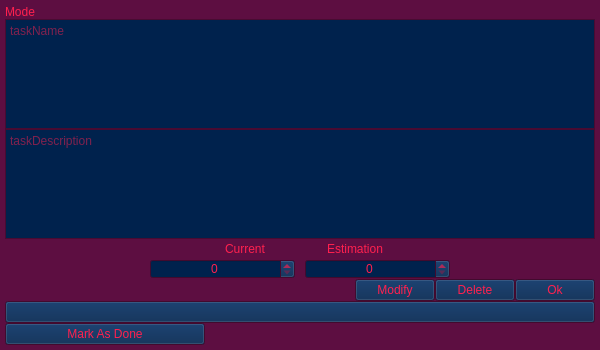
TheVipek/PomoPeak, file PomoPeak/ui/taskQT.ui: the form before one commit.
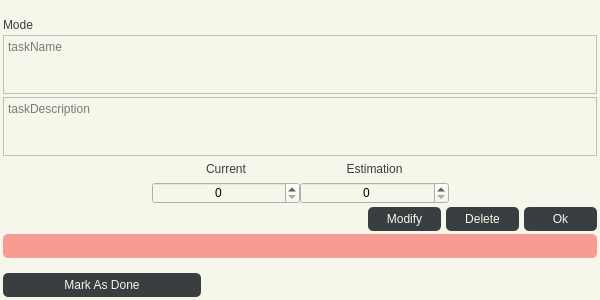
The form after the commit.

```diff
--- a/PomoPeak/ui/taskQT.ui
+++ b/PomoPeak/ui/taskQT.ui
@@ -2,627 +2,96 @@
 <ui version="4.0">
  <class>taskQT</class>
  <widget class="QWidget" name="taskQT">
+  <property name="enabled">
+   <bool>true</bool>
+  </property>
   <property name="geometry">
    <rect>
     <x>0</x>
     <y>0</y>
     <width>600</width>
-    <height>350</height>
+    <height>300</height>
    </rect>
   </property>
   <property name="sizePolicy">
-   <sizepolicy hsizetype="Expanding" vsizetype="Expanding">
+   <sizepolicy hsizetype="Preferred" vsizetype="Preferred">
     <horstretch>0</horstretch>
     <verstretch>0</verstretch>
    </sizepolicy>
   </property>
   <property name="maximumSize">
    <size>
-    <width>10000</width>
-    <height>10000</height>
+    <width>16777215</width>
+    <height>300</height>
    </size>
   </property>
-  <property name="palette">
-   <palette>
-    <active>
-     <colorrole role="WindowText">
-      <brush brushstyle="SolidPattern">
-       <color alpha="255">
-        <red>255</red>
-        <green>32</green>
-        <blue>78</blue>
-       </color>
-      </brush>
-     </colorrole>
-     <colorrole role="Button">
-      <brush brushstyle="SolidPattern">
-       <color alpha="255">
-        <red>0</red>
-        <green>34</green>
-        <blue>77</blue>
-       </color>
-      </brush>
-     </colorrole>
-     <colorrole role="Light">
-      <brush brushstyle="SolidPattern">
-       <color alpha="255">
-        <red>234</red>
-        <green>234</green>
-        <blue>234</blue>
-       </color>
-      </brush>
-     </colorrole>
-     <colorrole role="Midlight">
-      <brush brushstyle="SolidPattern">
-       <color alpha="255">
-        <red>234</red>
-        <green>234</green>
-        <blue>234</blue>
-       </color>
-      </brush>
-     </colorrole>
-     <colorrole role="Dark">
-      <brush brushstyle="SolidPattern">
-       <color alpha="255">
-        <red>234</red>
-        <green>234</green>
-        <blue>234</blue>
-       </color>
-      </brush>
-     </colorrole>
-     <colorrole role="Mid">
-      <brush brushstyle="SolidPattern">
-       <color alpha="255">
-        <red>234</red>
-        <green>234</green>
-        <blue>234</blue>
-       </color>
-      </brush>
-     </colorrole>
-     <colorrole role="Text">
-      <brush brushstyle="SolidPattern">
-       <color alpha="255">
-        <red>255</red>
-        <green>32</green>
-        <blue>78</blue>
-       </color>
-      </brush>
-     </colorrole>
-     <colorrole role="BrightText">
-      <brush brushstyle="SolidPattern">
-       <color alpha="255">
-        <red>255</red>
-        <green>32</green>
-        <blue>78</blue>
-       </color>
-      </brush>
-     </colorrole>
-     <colorrole role="ButtonText">
-      <brush brushstyle="SolidPattern">
-       <color alpha="255">
-        <red>255</red>
-        <green>32</green>
-        <blue>78</blue>
-       </color>
-      </brush>
-     </colorrole>
-     <colorrole role="Base">
-      <brush brushstyle="SolidPattern">
-       <color alpha="255">
-        <red>0</red>
-        <green>34</green>
-        <blue>77</blue>
-       </color>
-      </brush>
-     </colorrole>
-     <colorrole role="Window">
-      <brush brushstyle="SolidPattern">
-       <color alpha="255">
-        <red>93</red>
-        <green>14</green>
-        <blue>65</blue>
-       </color>
-      </brush>
-     </colorrole>
-     <colorrole role="Shadow">
-      <brush brushstyle="SolidPattern">
-       <color alpha="255">
-        <red>77</red>
-        <green>12</green>
-        <blue>54</blue>
-       </color>
-      </brush>
-     </colorrole>
-     <colorrole role="Highlight">
-      <brush brushstyle="SolidPattern">
-       <color alpha="255">
-        <red>0</red>
-        <green>24</green>
-        <blue>53</blue>
-       </color>
-      </brush>
-     </colorrole>
-     <colorrole role="HighlightedText">
-      <brush brushstyle="SolidPattern">
-       <color alpha="255">
-        <red>255</red>
-        <green>32</green>
-        <blue>78</blue>
-       </color>
-      </brush>
-     </colorrole>
-     <colorrole role="Link">
-      <brush brushstyle="SolidPattern">
-       <color alpha="255">
-        <red>255</red>
-        <green>32</green>
-        <blue>78</blue>
-       </color>
-      </brush>
-     </colorrole>
-     <colorrole role="LinkVisited">
-      <brush brushstyle="SolidPattern">
-       <color alpha="255">
-        <red>177</red>
-        <green>22</green>
-        <blue>54</blue>
-       </color>
-      </brush>
-     </colorrole>
-     <colorrole role="AlternateBase">
-      <brush brushstyle="SolidPattern">
-       <color alpha="255">
-        <red>0</red>
-        <green>34</green>
-        <blue>77</blue>
-       </color>
-      </brush>
-     </colorrole>
-     <colorrole role="ToolTipBase">
-      <brush brushstyle="SolidPattern">
-       <color alpha="255">
-        <red>255</red>
-        <green>32</green>
-        <blue>78</blue>
-       </color>
-      </brush>
-     </colorrole>
-     <colorrole role="ToolTipText">
-      <brush brushstyle="SolidPattern">
-       <color alpha="255">
-        <red>255</red>
-        <green>32</green>
-        <blue>78</blue>
-       </color>
-      </brush>
-     </colorrole>
-     <colorrole role="PlaceholderText">
-      <brush brushstyle="SolidPattern">
-       <color alpha="128">
-        <red>255</red>
-        <green>32</green>
-        <blue>78</blue>
-       </color>
-      </brush>
-     </colorrole>
-     <colorrole role="Accent">
-      <brush brushstyle="SolidPattern">
-       <color alpha="255">
-        <red>93</red>
-        <green>14</green>
-        <blue>65</blue>
-       </color>
-      </brush>
-     </colorrole>
-    </active>
-    <inactive>
-     <colorrole role="WindowText">
-      <brush brushstyle="SolidPattern">
-       <color alpha="255">
-        <red>255</red>
-        <green>32</green>
-        <blue>78</blue>
-       </color>
-      </brush>
-     </colorrole>
-     <colorrole role="Button">
-      <brush brushstyle="SolidPattern">
-       <color alpha="255">
-        <red>0</red>
-        <green>34</green>
-        <blue>77</blue>
-       </color>
-      </brush>
-     </colorrole>
-     <colorrole role="Light">
-      <brush brushstyle="SolidPattern">
-       <color alpha="255">
-        <red>234</red>
-        <green>234</green>
-        <blue>234</blue>
-       </color>
-      </brush>
-     </colorrole>
-     <colorrole role="Midlight">
-      <brush brushstyle="SolidPattern">
-       <color alpha="255">
-        <red>234</red>
-        <green>234</green>
-        <blue>234</blue>
-       </color>
-      </brush>
-     </colorrole>
-     <colorrole role="Dark">
-      <brush brushstyle="SolidPattern">
-       <color alpha="255">
-        <red>234</red>
-        <green>234</green>
-        <blue>234</blue>
-       </color>
-      </brush>
-     </colorrole>
-     <colorrole role="Mid">
-      <brush brushstyle="SolidPattern">
-       <color alpha="255">
-        <red>234</red>
-        <green>234</green>
-        <blue>234</blue>
-       </color>
-      </brush>
-     </colorrole>
-     <colorrole role="Text">
-      <brush brushstyle="SolidPattern">
-       <color alpha="255">
-        <red>255</red>
-        <green>32</green>
-        <blue>78</blue>
-       </color>
-      </brush>
-     </colorrole>
-     <colorrole role="BrightText">
-      <brush brushstyle="SolidPattern">
-       <color alpha="255">
-        <red>255</red>
-        <green>32</green>
-        <blue>78</blue>
-       </color>
-      </brush>
-     </colorrole>
-     <colorrole role="ButtonText">
-      <brush brushstyle="SolidPattern">
-       <color alpha="255">
-        <red>255</red>
-        <green>32</green>
-        <blue>78</blue>
-       </color>
-      </brush>
-     </colorrole>
-     <colorrole role="Base">
-      <brush brushstyle="SolidPattern">
-       <color alpha="255">
-        <red>0</red>
-        <green>34</green>
-        <blue>77</blue>
-       </color>
-      </brush>
-     </colorrole>
-     <colorrole role="Window">
-      <brush brushstyle="SolidPattern">
-       <color alpha="255">
-        <red>93</red>
-        <green>14</green>
-        <blue>65</blue>
-       </color>
-      </brush>
-     </colorrole>
-     <colorrole role="Shadow">
-      <brush brushstyle="SolidPattern">
-       <color alpha="255">
-        <red>77</red>
-        <green>12</green>
-        <blue>54</blue>
-       </color>
-      </brush>
-     </colorrole>
-     <colorrole role="Highlight">
-      <brush brushstyle="SolidPattern">
-       <color alpha="255">
-        <red>0</red>
-        <green>24</green>
-        <blue>53</blue>
-       </color>
-      </brush>
-     </colorrole>
-     <colorrole role="HighlightedText">
-      <brush brushstyle="SolidPattern">
-       <color alpha="255">
-        <red>255</red>
-        <green>32</green>
-        <blue>78</blue>
-       </color>
-      </brush>
-     </colorrole>
-     <colorrole role="Link">
-      <brush brushstyle="SolidPattern">
-       <color alpha="255">
-        <red>255</red>
-        <green>32</green>
-        <blue>78</blue>
-       </color>
-      </brush>
-     </colorrole>
-     <colorrole role="LinkVisited">
-      <brush brushstyle="SolidPattern">
-       <color alpha="255">
-        <red>177</red>
-        <green>22</green>
-        <blue>54</blue>
-       </color>
-      </brush>
-     </colorrole>
-     <colorrole role="AlternateBase">
-      <brush brushstyle="SolidPattern">
-       <color alpha="255">
-        <red>0</red>
-        <green>34</green>
-        <blue>77</blue>
-       </color>
-      </brush>
-     </colorrole>
-     <colorrole role="ToolTipBase">
-      <brush brushstyle="SolidPattern">
-       <color alpha="255">
-        <red>255</red>
-        <green>32</green>
-        <blue>78</blue>
-       </color>
-      </brush>
-     </colorrole>
-     <colorrole role="ToolTipText">
-      <brush brushstyle="SolidPattern">
-       <color alpha="255">
-        <red>255</red>
-        <green>32</green>
-        <blue>78</blue>
-       </color>
-      </brush>
-     </colorrole>
-     <colorrole role="PlaceholderText">
-      <brush brushstyle="SolidPattern">
-       <color alpha="128">
-        <red>255</red>
-        <green>32</green>
-        <blue>78</blue>
-       </color>
-      </brush>
-     </colorrole>
-     <colorrole role="Accent">
-      <brush brushstyle="SolidPattern">
-       <color alpha="255">
-        <red>93</red>
-        <green>14</green>
-        <blue>65</blue>
-       </color>
-      </brush>
-     </colorrole>
-    </inactive>
-    <disabled>
-     <colorrole role="WindowText">
-      <brush brushstyle="SolidPattern">
-       <color alpha="255">
-        <red>255</red>
-        <green>32</green>
-        <blue>78</blue>
-       </color>
-      </brush>
-     </colorrole>
-     <colorrole role="Button">
-      <brush brushstyle="SolidPattern">
-       <color alpha="255">
-        <red>0</red>
-        <green>34</green>
-        <blue>77</blue>
-       </color>
-      </brush>
-     </colorrole>
-     <colorrole role="Light">
-      <brush brushstyle="SolidPattern">
-       <color alpha="255">
-        <red>234</red>
-        <green>234</green>
-        <blue>234</blue>
-       </color>
-      </brush>
-     </colorrole>
-     <colorrole role="Midlight">
-      <brush brushstyle="SolidPattern">
-       <color alpha="255">
-        <red>234</red>
-        <green>234</green>
-        <blue>234</blue>
-       </color>
-      </brush>
-     </colorrole>
-     <colorrole role="Dark">
-      <brush brushstyle="SolidPattern">
-       <color alpha="255">
-        <red>234</red>
-        <green>234</green>
-        <blue>234</blue>
-       </color>
-      </brush>
-     </colorrole>
-     <colorrole role="Mid">
-      <brush brushstyle="SolidPattern">
-       <color alpha="255">
-        <red>234</red>
-        <green>234</green>
-        <blue>234</blue>
-       </color>
-      </brush>
-     </colorrole>
-     <colorrole role="Text">
-      <brush brushstyle="SolidPattern">
-       <color alpha="255">
-        <red>255</red>
-        <green>32</green>
-        <blue>78</blue>
-       </color>
-      </brush>
-     </colorrole>
-     <colorrole role="BrightText">
-      <brush brushstyle="SolidPattern">
-       <color alpha="255">
-        <red>255</red>
-        <green>32</green>
-        <blue>78</blue>
-       </color>
-      </brush>
-     </colorrole>
-     <colorrole role="ButtonText">
-      <brush brushstyle="SolidPattern">
-       <color alpha="255">
-        <red>255</red>
-        <green>32</green>
-        <blue>78</blue>
-       </color>
-      </brush>
-     </colorrole>
-     <colorrole role="Base">
-      <brush brushstyle="SolidPattern">
-       <color alpha="255">
-        <red>0</red>
-        <green>34</green>
-        <blue>77</blue>
-       </color>
-      </brush>
-     </colorrole>
-     <colorrole role="Window">
-      <brush brushstyle="SolidPattern">
-       <color alpha="255">
-        <red>93</red>
-        <green>14</green>
-        <blue>65</blue>
-       </color>
-      </brush>
-     </colorrole>
-     <colorrole role="Shadow">
-      <brush brushstyle="SolidPattern">
-       <color alpha="255">
-        <red>77</red>
-        <green>12</green>
-        <blue>54</blue>
-       </color>
-      </brush>
-     </colorrole>
-     <colorrole role="Highlight">
-      <brush brushstyle="SolidPattern">
-       <color alpha="255">
-        <red>0</red>
-        <green>24</green>
-        <blue>53</blue>
-       </color>
-      </brush>
-     </colorrole>
-     <colorrole role="HighlightedText">
-      <brush brushstyle="SolidPattern">
-       <color alpha="255">
-        <red>255</red>
-        <green>32</green>
-        <blue>78</blue>
-       </color>
-      </brush>
-     </colorrole>
-     <colorrole role="Link">
-      <brush brushstyle="SolidPattern">
-       <color alpha="255">
-        <red>255</red>
-        <green>32</green>
-        <blue>78</blue>
-       </color>
-      </brush>
-     </colorrole>
-     <colorrole role="LinkVisited">
-      <brush brushstyle="SolidPattern">
-       <color alpha="255">
-        <red>177</red>
-        <green>22</green>
-        <blue>54</blue>
-       </color>
-      </brush>
-     </colorrole>
-     <colorrole role="AlternateBase">
-      <brush brushstyle="SolidPattern">
-       <color alpha="255">
-        <red>0</red>
-        <green>34</green>
-        <blue>77</blue>
-       </color>
-      </brush>
-     </colorrole>
-     <colorrole role="ToolTipBase">
-      <brush brushstyle="SolidPattern">
-       <color alpha="255">
-        <red>255</red>
-        <green>32</green>
-        <blue>78</blue>
-       </color>
-      </brush>
-     </colorrole>
-     <colorrole role="ToolTipText">
-      <brush brushstyle="SolidPattern">
-       <color alpha="255">
-        <red>255</red>
-        <green>32</green>
-        <blue>78</blue>
-       </color>
-      </brush>
-     </colorrole>
-     <colorrole role="PlaceholderText">
-      <brush brushstyle="SolidPattern">
-       <color alpha="128">
-        <red>255</red>
-        <green>32</green>
-        <blue>78</blue>
-       </color>
-      </brush>
-     </colorrole>
-     <colorrole role="Accent">
-      <brush brushstyle="SolidPattern">
-       <color alpha="255">
-        <red>93</red>
-        <green>14</green>
-        <blue>65</blue>
-       </color>
-      </brush>
-     </colorrole>
-    </disabled>
-   </palette>
-  </property>
   <property name="windowTitle">
    <string>Form</string>
   </property>
   <property name="autoFillBackground">
-   <bool>true</bool>
+   <bool>false</bool>
   </property>
   <property name="styleSheet">
-   <string notr="true"/>
+   <string notr="true">QWidget
+{
+	background-color: #f6f7eb;
+}
+
+QLabel, QPushButton
+{
+	color: #393e41;
+}
+QPushButton
+{
+	background-color: #393e41;
+	border-radius: 5px;
+	color: #f6f7eb;
+	padding: 5px;
+}
+#exitButton
+{	
+	background-color: none;
+}
+#exitButton::hover
+{
+	background-color:rgba(12,5,0,75);
+}
+
+#monthlyBtn::hover, #weeklyBtn::hover
+{
+	background-color: #4c5154;
+}
+#monthlyBtn::disabled, #weeklyBtn::disabled
+{
+	background-color: #888b8d;
+}
+#activeBtn
+{
+	background-color:rgba(255, 0, 0, 96);
+	border: none;
+}
+#activeBtn:checked
+{
+	background-color:rgba(0, 255, 0, 96);
+	border: none;
+}
+</string>
   </property>
   <layout class="QVBoxLayout" name="verticalLayout" stretch="0,0">
    <property name="spacing">
     <number>0</number>
    </property>
    <property name="leftMargin">
-    <number>5</number>
+    <number>3</number>
    </property>
    <property name="topMargin">
-    <number>5</number>
+    <number>3</number>
    </property>
    <property name="rightMargin">
-    <number>5</number>
+    <number>3</number>
    </property>
    <property name="bottomMargin">
-    <number>5</number>
+    <number>3</number>
    </property>
    <item>
     <widget class="QWidget" name="taskLayout" native="true">
@@ -637,19 +106,19 @@
      </property>
      <layout class="QVBoxLayout" name="verticalLayout_2">
       <property name="spacing">
-       <number>0</number>
+       <number>3</number>
       </property>
       <property name="leftMargin">
        <number>0</number>
       </property>
       <property name="topMargin">
-       <number>0</number>
+       <number>15</number>
       </property>
       <property name="rightMargin">
        <number>0</number>
       </property>
       <property name="bottomMargin">
-       <number>0</number>
+       <number>15</number>
       </property>
       <item>
        <widget class="QLabel" name="modeLabel">
@@ -708,7 +177,7 @@
       <item>
        <layout class="QHBoxLayout" name="horizontalLayout_3" stretch="1,1,1,1">
         <property name="spacing">
-         <number>10</number>
+         <number>0</number>
         </property>
         <property name="leftMargin">
          <number>0</number>
@@ -738,21 +207,21 @@
         <item>
          <widget class="QLabel" name="currentInfo">
           <property name="sizePolicy">
-           <sizepolicy hsizetype="Expanding" vsizetype="Expanding">
+           <sizepolicy hsizetype="Preferred" vsizetype="Preferred">
             <horstretch>0</horstretch>
             <verstretch>0</verstretch>
            </sizepolicy>
           </property>
           <property name="minimumSize">
            <size>
-            <width>50</width>
-            <height>20</height>
+            <width>0</width>
+            <height>0</height>
            </size>
           </property>
           <property name="maximumSize">
            <size>
-            <width>100</width>
-            <height>40</height>
+            <width>16777215</width>
+            <height>16777215</height>
            </size>
           </property>
           <property name="text">
@@ -766,21 +235,21 @@
         <item>
          <widget class="QLabel" name="toDoInfo">
           <property name="sizePolicy">
-           <sizepolicy hsizetype="Expanding" vsizetype="Expanding">
+           <sizepolicy hsizetype="Preferred" vsizetype="Preferred">
             <horstretch>0</horstretch>
             <verstretch>0</verstretch>
            </sizepolicy>
           </property>
           <property name="minimumSize">
            <size>
-            <width>50</width>
-            <height>20</height>
+            <width>0</width>
+            <height>0</height>
            </size>
           </property>
           <property name="maximumSize">
            <size>
-            <width>100</width>
-            <height>40</height>
+            <width>16777215</width>
+            <height>16777215</height>
            </size>
           </property>
           <property name="text">
@@ -809,7 +278,7 @@
       <item>
        <layout class="QHBoxLayout" name="horizontalLayout" stretch="1,1,1,1">
         <property name="spacing">
-         <number>10</number>
+         <number>0</number>
         </property>
         <property name="leftMargin">
          <number>0</number>
@@ -839,21 +308,21 @@
         <item>
          <widget class="QSpinBox" name="currentSpinBox">
           <property name="sizePolicy">
-           <sizepolicy hsizetype="Preferred" vsizetype="Fixed">
+           <sizepolicy hsizetype="Preferred" vsizetype="Preferred">
             <horstretch>0</horstretch>
             <verstretch>0</verstretch>
            </sizepolicy>
           </property>
           <property name="minimumSize">
            <size>
-            <width>50</width>
-            <height>20</height>
+            <width>0</width>
+            <height>0</height>
            </size>
           </property>
           <property name="maximumSize">
            <size>
-            <width>200</width>
-            <height>100</height>
+            <width>16777215</width>
+            <height>16777215</height>
            </size>
           </property>
           <property name="alignment">
@@ -864,21 +333,21 @@
         <item>
          <widget class="QSpinBox" name="estimationSpinBox">
           <property name="sizePolicy">
-           <sizepolicy hsizetype="Preferred" vsizetype="Fixed">
+           <sizepolicy hsizetype="Preferred" vsizetype="Preferred">
             <horstretch>0</horstretch>
             <verstretch>0</verstretch>
            </sizepolicy>
           </property>
           <property name="minimumSize">
            <size>
-            <width>50</width>
-            <height>20</height>
+            <width>0</width>
+            <height>0</height>
            </size>
           </property>
           <property name="maximumSize">
            <size>
-            <width>200</width>
-            <height>100</height>
+            <width>16777215</width>
+            <height>16777215</height>
            </size>
           </property>
           <property name="alignment">
@@ -902,7 +371,10 @@
        </layout>
       </item>
       <item>
-       <layout class="QHBoxLayout" name="horizontalLayout_2">
+       <layout class="QHBoxLayout" name="horizontalLayout_2" stretch="5,1,1,1">
+        <property name="spacing">
+         <number>5</number>
+        </property>
         <item>
          <spacer name="settingsSpace1">
           <property name="orientation">
@@ -919,15 +391,15 @@
         <item>
          <widget class="QPushButton" name="modifyBtn">
           <property name="sizePolicy">
-           <sizepolicy hsizetype="Preferred" vsizetype="Fixed">
+           <sizepolicy hsizetype="Preferred" vsizetype="Preferred">
             <horstretch>0</horstretch>
             <verstretch>0</verstretch>
            </sizepolicy>
           </property>
           <property name="maximumSize">
            <size>
-            <width>200</width>
-            <height>100</height>
+            <width>16777215</width>
+            <height>16777215</height>
            </size>
           </property>
           <property name="text">
@@ -938,15 +410,15 @@
         <item>
          <widget class="QPushButton" name="delBtn">
           <property name="sizePolicy">
-           <sizepolicy hsizetype="Preferred" vsizetype="Fixed">
+           <sizepolicy hsizetype="Preferred" vsizetype="Preferred">
             <horstretch>0</horstretch>
             <verstretch>0</verstretch>
            </sizepolicy>
           </property>
           <property name="maximumSize">
            <size>
-            <width>200</width>
-            <height>100</height>
+            <width>16777215</width>
+            <height>16777215</height>
            </size>
           </property>
           <property name="text">
@@ -957,15 +429,15 @@
         <item>
          <widget class="QPushButton" name="okBtn">
           <property name="sizePolicy">
-           <sizepolicy hsizetype="Preferred" vsizetype="Fixed">
+           <sizepolicy hsizetype="Preferred" vsizetype="Preferred">
             <horstretch>0</horstretch>
             <verstretch>0</verstretch>
            </sizepolicy>
           </property>
           <property name="maximumSize">
            <size>
-            <width>200</width>
-            <height>100</height>
+            <width>16777215</width>
+            <height>16777215</height>
            </size>
           </property>
           <property name="layoutDirection">
@@ -987,7 +459,7 @@
          <bool>true</bool>
         </property>
         <property name="sizePolicy">
-         <sizepolicy hsizetype="Expanding" vsizetype="Expanding">
+         <sizepolicy hsizetype="Preferred" vsizetype="Preferred">
           <horstretch>0</horstretch>
           <verstretch>0</verstretch>
          </sizepolicy>
@@ -1010,29 +482,67 @@
         <property name="text">
          <string/>
         </property>
+        <property name="checkable">
+         <bool>true</bool>
+        </property>
+        <property name="checked">
+         <bool>false</bool>
+        </property>
        </widget>
       </item>
      </layout>
     </widget>
    </item>
    <item>
-    <widget class="QPushButton" name="taskStatusBtn">
-     <property name="sizePolicy">
-      <sizepolicy hsizetype="Expanding" vsizetype="Expanding">
-       <horstretch>0</horstretch>
-       <verstretch>0</verstretch>
-      </sizepolicy>
+    <layout class="QHBoxLayout" name="doneLayout" stretch="1,2">
+     <property name="spacing">
+      <number>0</number>
      </property>
-     <property name="maximumSize">
-      <size>
-       <width>200</width>
-       <height>100</height>
-      </size>
+     <property name="leftMargin">
+      <number>0</number>
      </property>
-     <property name="text">
-      <string>Mark As Done</string>
+     <property name="topMargin">
+      <number>0</number>
      </property>
-    </widget>
+     <property name="rightMargin">
+      <number>0</number>
+     </property>
+     <property name="bottomMargin">
+      <number>0</number>
+     </property>
+     <item>
+      <widget class="QPushButton" name="taskStatusBtn">
+       <property name="sizePolicy">
+        <sizepolicy hsizetype="Preferred" vsizetype="Preferred">
+         <horstretch>0</horstretch>
+         <verstretch>0</verstretch>
+        </sizepolicy>
+       </property>
+       <property name="maximumSize">
+        <size>
+         <width>16777215</width>
+         <height>16777215</height>
+        </size>
+       </property>
+       <property name="text">
+        <string>Mark As Done</string>
+       </property>
+      </widget>
+     </item>
+     <item>
+      <spacer name="horizontalSpacer_3">
+       <property name="orientation">
+        <enum>Qt::Horizontal</enum>
+       </property>
+       <property name="sizeHint" stdset="0">
+        <size>
+         <width>40</width>
+         <height>20</height>
+        </size>
+       </property>
+      </spacer>
+     </item>
+    </layout>
    </item>
   </layout>
  </widget>
```
